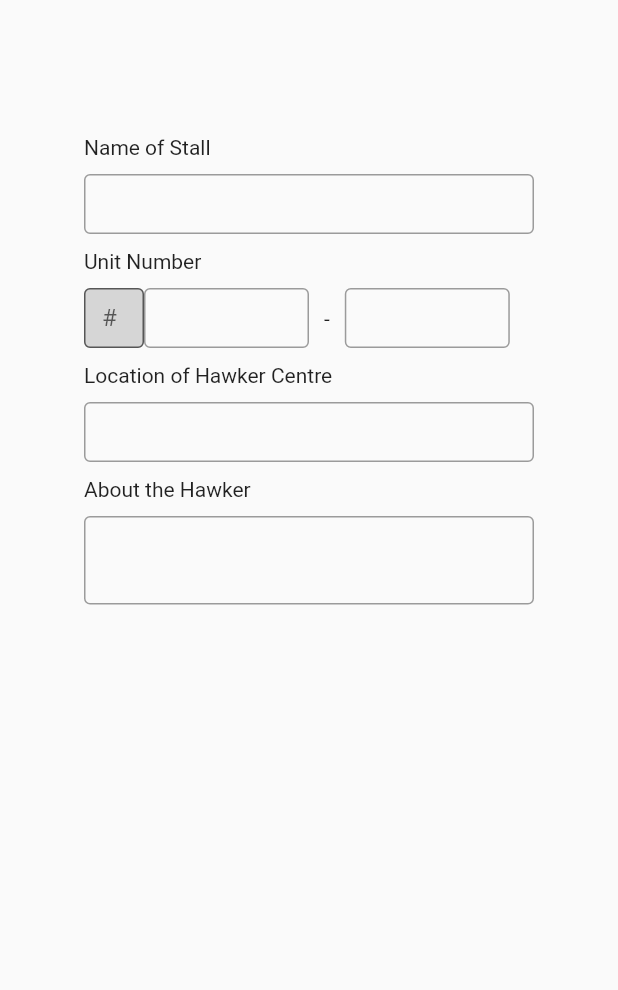
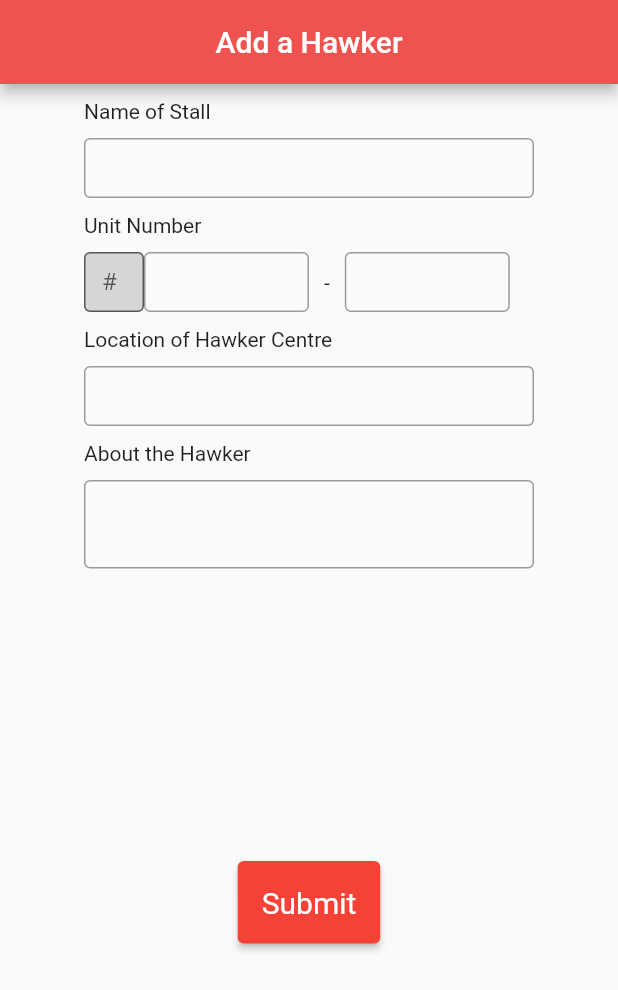
Before and after one commit to Teo-KJ/Team-Memory-Leak_Brainhack-Code_Exp, a Flutter app: the AddHawker screen opened directly, on a phone screen of 412 x 824 dp. Shown: the top 990 px of the screen. Run offline on Flutter 3.47's test engine with Material 2 defaults, Android fonts, the phone set to English and light mode, and no system bars; our stand-ins replace bottom_navy_bar, flutter_icons, flutter_map, latlong, location; missing offline and left inert: qr_code_scanner; accounts and stored records are empty; network calls fail.

Commit message:
Update add_hawker.dart
Amend the code and complete the page

```diff
--- a/frontend/flutter_application/lib/views/add_hawker/add_hawker.dart
+++ b/frontend/flutter_application/lib/views/add_hawker/add_hawker.dart
@@ -12,9 +12,17 @@ class _HomePageState extends State<AddHawker> {
   @override
   Widget build(BuildContext context) {
     return Scaffold(
+        appBar: AppBar(
+          backgroundColor: Colors.red[400],
+          title: Align(
+            alignment: Alignment.center,
+            child: Text('Add a Hawker')
+          )
+        ),
+
         body: Column(children: <Widget>[
 
-          Padding(padding: EdgeInsets.all(45.0)),
+          Padding(padding: EdgeInsets.all(5.0)),
 
           Container(
             child:
@@ -38,7 +46,6 @@ class _HomePageState extends State<AddHawker> {
                         Container(
                           height: 40,
                           child: TextField(
-                            obscureText: true,
                             decoration: InputDecoration(
                               border: OutlineInputBorder(),
                             ),
@@ -68,7 +75,6 @@ class _HomePageState extends State<AddHawker> {
                               height: 40,
                               width: 40,
                               child: TextField(
-                                obscureText: true,
                                 decoration: InputDecoration(
                                   border: OutlineInputBorder(),
                                   labelText: '#',
@@ -82,7 +88,6 @@ class _HomePageState extends State<AddHawker> {
                               height: 40,
                               width: 110,
                               child: TextField(
-                                  obscureText: true,
                                   decoration: InputDecoration(
                                     border: OutlineInputBorder(),
                                   ),
@@ -100,7 +105,6 @@ class _HomePageState extends State<AddHawker> {
                               height: 40,
                               width: 110,
                               child: TextField(
-                                  obscureText: true,
                                   decoration: InputDecoration(
                                     border: OutlineInputBorder(),
                                   ),
@@ -131,7 +135,6 @@ class _HomePageState extends State<AddHawker> {
                         Container(
                           height: 40,
                           child: TextField(
-                            obscureText: true,
                             decoration: InputDecoration(
                               border: OutlineInputBorder(),
                             ),
@@ -144,6 +147,7 @@ class _HomePageState extends State<AddHawker> {
 
                   Container(
                       width: 300.0,
+                      height: 280,
                       child: Column(children: [
                         Align(
                             alignment: Alignment.centerLeft,
@@ -155,9 +159,8 @@ class _HomePageState extends State<AddHawker> {
                         Padding(padding: EdgeInsets.all(5.0)),
 
                         Container(
-                          height: 200,
+                          height: 250,
                           child: TextField(
-                            obscureText: true,
                             decoration: InputDecoration(
                               border: OutlineInputBorder(),
                             ),
@@ -169,9 +172,19 @@ class _HomePageState extends State<AddHawker> {
 
                   ),
 
+                  ElevatedButton(
+                    style: ElevatedButton.styleFrom(
+                      padding: const EdgeInsets.all(16.0),
+                      primary: Colors.red,
+                      textStyle: const TextStyle(fontSize: 20),
+                    ),
+                    onPressed: () {},
+                    child: const Text('Submit'),
+                  ),
+
                 ],),
 
-              ),
+                ),
 
               ),
 
```
